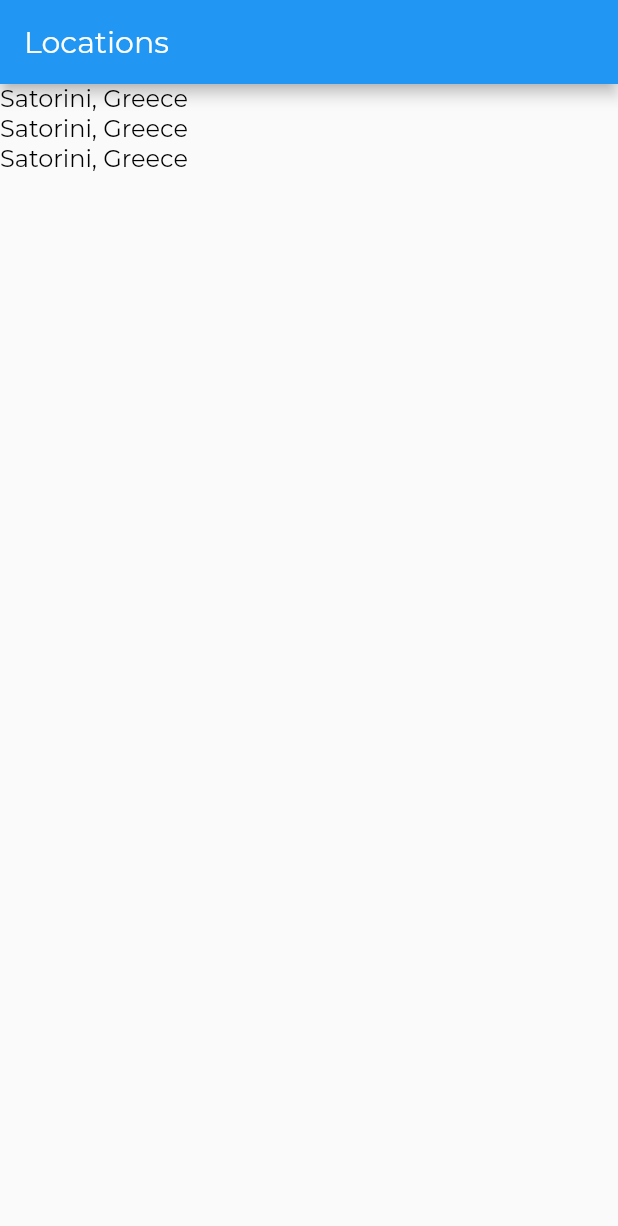
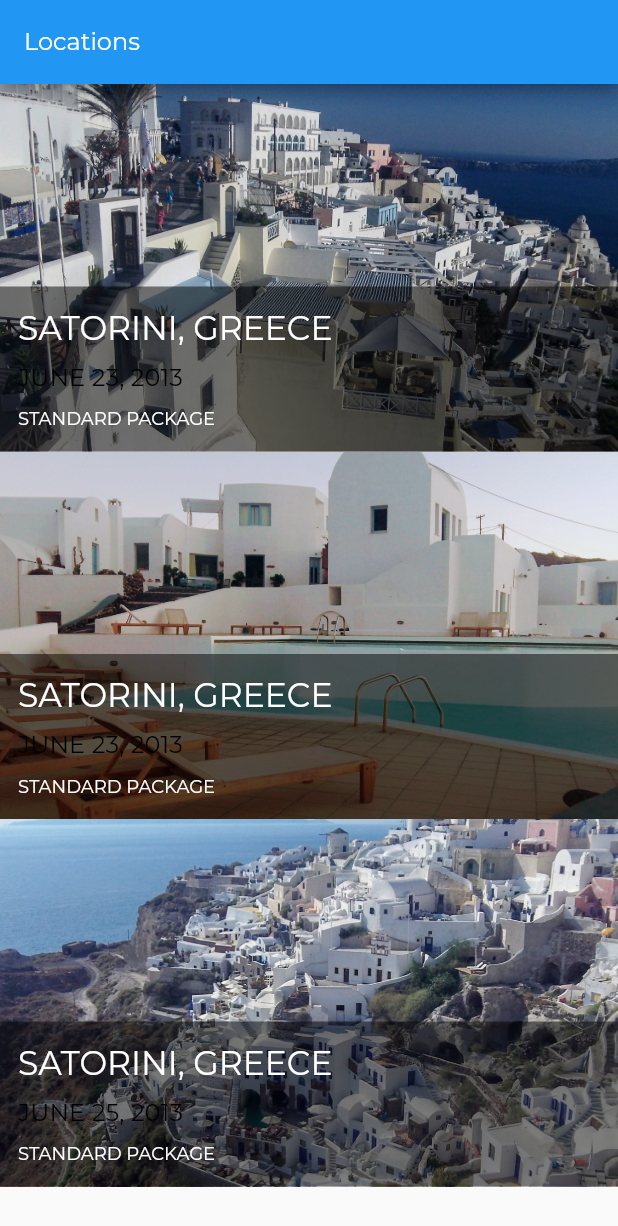
Before and after one commit to demkantor/flutter-tourism, a Flutter app: the screen it shows after launch, on a phone screen of 412 x 824 dp. Shown: the top 1226 px of the screen. Run offline on Flutter 3.47's test engine with Material 2 defaults, Android fonts, the phone set to English and light mode, and no system bars.

Commit message:
refactored code, moved images to home with overlayed text, added more cards

```diff
--- a/lib/app.dart
+++ b/lib/app.dart
@@ -42,6 +42,8 @@ class App extends StatelessWidget {
       textTheme: TextTheme(
         headline6: TitleTextStyle,
         bodyText2: Body2TextStyle,
+        caption: CaptionTextStyle,
+        subtitle2: Body1TextStyle,
       ),
     );
   }
--- a/lib/models/location.dart
+++ b/lib/models/location.dart
@@ -5,47 +5,63 @@ class Location {
   final int id;
   final String name;
   final String imagePath;
+  final String dateTaken;
+  final String tourPackageName;
   final List<LocationFact> facts;
 
-  Location(this.id, this.name, this.imagePath, this.facts);
+  Location({
+    this.id,
+    this.name,
+    this.imagePath,
+    this.dateTaken,
+    this.tourPackageName,
+    this.facts,
+  });
 
   static List<Location> fetchAll() {
     return [
       Location(
-        1,
-        'Satorini, Greece',
-        'assets/images/santorini.jpg',
-        [
-          LocationFact('Summary',
+        id: 1,
+        name: 'Satorini, Greece',
+        imagePath: 'assets/images/santorini.jpg',
+        dateTaken: 'June 23, 2013',
+        tourPackageName: 'Standard Package',
+        facts: [
+          LocationFact('How Satorini came to be',
               'Crescent-shaped Santorini (or Thíra), the precious gem of the Aegean, is actually a group of islands consisting of Thíra, Thirassiá, Asproníssi, Palea and Nea Kaméni in the southernmost part of Cyclades.'),
           LocationFact('The volcano is still active!',
               'Did you know that the whole complex of Santorini islands is still an active volcano (the same as Méthana, Mílos and Nísiros) and probably the only volcano in the world whose crater is in the sea? The islands that form Santorini came into existence as a result of intensive volcanic activity; twelve huge eruptions occurred, one every 20,000 years approximately, and each violent eruption caused the collapse of the volcano’s central part creating a large crater (caldera).'),
         ],
       ),
       Location(
-        2,
-        'Satorini, Greece',
-        'assets/images/santorini2.jpg',
-        [
-          LocationFact('Summary',
-              'Japan’s Mt. Fuji is an active volcano about 100 kilometers southwest of Tokyo. Commonly called “Fuji-san,” it’s the country’s tallest peak, at 3,776 meters. A pilgrimage site for centuries, it’s considered one of Japan’s 3 sacred mountains, and summit hikes remain a popular activity. Its iconic profile is the subject of numerous works of art, notably Edo Period prints by Hokusai and Hiroshige.'),
+        id: 2,
+        name: 'Satorini, Greece',
+        imagePath: 'assets/images/santorini2.jpg',
+        dateTaken: 'June 23, 2013',
+        tourPackageName: 'Standard Package',
+        facts: [
+          LocationFact('Explore the island’s towns',
+              'Firá is the picturesque capital of the island; perched high up on the edge of the Caldera, it looks like a marvellous painting.'),
           LocationFact('Did You Know',
-              'There are three cities that surround Mount Fuji: Gotemba, Fujiyoshida and Fujinomiya.'),
+              'Firá, together with Oia, Imerovígli and Firostefáni located high above on a cliff, make up the so-called “Caldera’s eyebrow”, the balcony of Santorini, which offers an amazing view of the volcano. '),
         ],
       ),
       Location(
-        3,
-        'Satorini, Greece',
-        'assets/images/santorini3.jpg',
-        [
-          LocationFact('Summary',
-              'While we could go on about the ethereal glow and seemingly endless heights of this bamboo grove on the outskirts of Kyoto, the sight\'s pleasures extend beyond the visual realm.'),
-          LocationFact('How to Get There',
-              'Kyoto airport, with several terminals, is located 16 kilometres south of the city and is also known as Kyoto. Kyoto can also be reached by transport links from other regional airports.'),
+        id: 3,
+        name: 'Satorini, Greece',
+        imagePath: 'assets/images/santorini3.jpg',
+        dateTaken: 'June 25, 2013',
+        tourPackageName: 'Standard Package',
+        facts: [
+          LocationFact('Searching for romance',
+              'Santorini is considered to be the most sought after place for a romantic getaway in Greece, since there are not many places in the world where you can enjoy exquisitely clear waters while perched on the rim of a massive active volcano in the middle of the sea!'),
+          LocationFact('Wedding Destinations',
+              'A trip to Santorini with the other half is a dream for anyone who has seen at least one photo of the island’s famous Caldera and exchanging kisses beneath Santorini’s famous sunset is the ultimate romantic experience!'),
         ],
       ),
     ];
   }
+
   static Location fetchById(int locationID) {
     List<Location> locations = Location.fetchAll();
     for (var i = 0; i < locations.length; i++) {
--- a/lib/screens/location_detail/location_detail.dart
+++ b/lib/screens/location_detail/location_detail.dart
@@ -1,7 +1,8 @@
 import 'package:flutter/material.dart';
 
 import './text_section.dart';
-import './image_banner.dart';
+import '../../widgets/image_banner.dart';
+import '../../widgets/location_tile.dart';
 import '../../models/location.dart';
 
 class LocationDetail extends StatelessWidget {
@@ -18,13 +19,19 @@ class LocationDetail extends StatelessWidget {
       appBar: AppBar(
         title: Text(location.name),
       ),
-      body: Column(
+      body: SingleChildScrollView(
+        child: Column(
           mainAxisAlignment: MainAxisAlignment.start,
           crossAxisAlignment: CrossAxisAlignment.stretch,
           children: [
-          ImageBanner(location.imagePath),
+            ImageBanner(assetPath: location.imagePath),
+            Padding(
+              padding: EdgeInsets.symmetric(vertical: 20.0, horizontal: 4.0),
+              child: LocationTile(location: location),
+            ),
           ]..addAll(
               textSections(location),
+            ),
         ),
       ),
     );
--- a/lib/screens/locations/locations.dart
+++ b/lib/screens/locations/locations.dart
@@ -1,6 +1,9 @@
 import 'package:flutter/material.dart';
+
+import '../../widgets/image_banner.dart';
 import '../../app.dart';
 import '../../models/location.dart';
+import './tile_overlay.dart';
 
 class Locations extends StatelessWidget {
   @override
@@ -11,22 +14,31 @@ class Locations extends StatelessWidget {
       appBar: AppBar(
         title: Text('Locations'),
       ),
-      body: ListView(
-        children: locations
-            .map(
-              (location) => GestureDetector(
-                onTap: () => _onLocationTap(context, location.id),
-                child: Container(
-                  child: Text(location.name),
-                ),
-              ),
-            )
-            .toList(),
+      body: ListView.builder(
+        itemCount: locations.length,
+        itemBuilder: (context, index) =>
+            _itemBuilder(context, locations[index]),
       ),
     );
   }
+
   _onLocationTap(BuildContext context, int locationID) {
     Navigator.pushNamed(context, LocationDetailRoute,
         arguments: {"id": locationID});
   }
+
+  Widget _itemBuilder(BuildContext context, Location location) {
+    return GestureDetector(
+      onTap: () => _onLocationTap(context, location.id),
+      child: Container(
+        height: 245.0,
+        child: Stack(
+          children: [
+            ImageBanner(assetPath: location.imagePath, height: 245.0),
+            TileOverlay(location),
+          ],
+        ),
+      ),
+    );
+  }
 }
--- /dev/null
+++ b/lib/screens/locations/tile_overlay.dart
@@ -0,0 +1,25 @@
+import 'package:flutter/material.dart';
+
+import '../../models/location.dart';
+import '../../widgets/location_tile.dart';
+
+class TileOverlay extends StatelessWidget {
+  final Location location;
+
+  TileOverlay(this.location);
+
+  @override
+  Widget build(BuildContext context) {
+    return Column(
+      mainAxisAlignment: MainAxisAlignment.end,
+      crossAxisAlignment: CrossAxisAlignment.stretch,
+      children: [
+        Container(
+          padding: EdgeInsets.symmetric(vertical: 5.0),
+          decoration: BoxDecoration(color: Colors.black.withOpacity(0.5)),
+          child: LocationTile(location: location, darkTheme: true),
+        ),
+      ],
+    );
+  }
+}
--- a/lib/style.dart
+++ b/lib/style.dart
@@ -1,9 +1,17 @@
 import 'package:flutter/material.dart';
 
-const LargeTextSize = 26.0;
-const MediumTextSize = 20.0;
-const BodyTextSize = 16.0;
+const LargeTextSize = 22.0;
+const MediumTextSize = 16.0;
+const SmallTextSize = 12.0;
+
 const String FontNameDefault = 'Montserrat';
+
+const Color TextColorDark = Colors.black;
+const Color TextColorLight = Colors.white;
+const Color TextColorAccent = Colors.red;
+const Color TextColorFaint = Color.fromRGBO(125, 125, 125, 1.0);
+
+const DefaultPaddingHorizontal = 12.0;
 
 const AppBarTextStyle = TextStyle(
   fontFamily: FontNameDefault,
@@ -22,6 +30,20 @@ const TitleTextStyle = TextStyle(
 const Body2TextStyle = TextStyle(
   fontFamily: FontNameDefault,
   fontWeight: FontWeight.w300,
-  fontSize: BodyTextSize,
+  fontSize: MediumTextSize,
   color: Colors.black,
 );
+
+const CaptionTextStyle = TextStyle(
+  fontFamily: FontNameDefault,
+  fontWeight: FontWeight.w300,
+  fontSize: SmallTextSize,
+  color: TextColorDark,
+);
+
+const Body1TextStyle = TextStyle(
+  fontFamily: FontNameDefault,
+  fontWeight: FontWeight.w300,
+  fontSize: MediumTextSize,
+  color: Colors.black,
+);
--- a/lib/screens/location_detail/image_banner.dart
+++ b/lib/widgets/image_banner.dart
@@ -1,19 +1,20 @@
 import 'package:flutter/material.dart';
 
 class ImageBanner extends StatelessWidget {
-  final String _assetPath;
+  final String assetPath;
+  final double height;
 
-  ImageBanner(this._assetPath);
+  ImageBanner({@required this.assetPath, this.height = 200.0});
 
   @override
   Widget build(BuildContext context) {
     return Container(
       constraints: BoxConstraints.expand(
-        height: 200.0,
+        height: height,
       ),
       decoration: BoxDecoration(color: Colors.grey),
       child: Image.asset(
-        _assetPath,
+        assetPath,
         fit: BoxFit.cover,
       ),
     );
--- /dev/null
+++ b/lib/widgets/location_tile.dart
@@ -0,0 +1,46 @@
+import 'package:flutter/material.dart';
+import '../models/location.dart';
+import '../style.dart';
+
+const LocationTileHeight = 100.0;
+
+class LocationTile extends StatelessWidget {
+  final Location location;
+  final bool darkTheme;
+
+  LocationTile({this.location, this.darkTheme = false});
+
+  @override
+  Widget build(BuildContext context) {
+    final textColor = this.darkTheme ? TextColorLight : TextColorDark;
+
+    return Container(
+      padding: EdgeInsets.symmetric(horizontal: DefaultPaddingHorizontal),
+      height: LocationTileHeight,
+      child: Column(
+        mainAxisAlignment: MainAxisAlignment.spaceEvenly,
+        crossAxisAlignment: CrossAxisAlignment.start,
+        children: [
+          Text(
+            location.name.toUpperCase(),
+            overflow: TextOverflow.ellipsis,
+            maxLines: 1,
+            style: Theme.of(context)
+                .textTheme
+                .headline6
+                .copyWith(color: textColor),
+          ),
+          Text(
+            location.dateTaken.toUpperCase(),
+            style: Theme.of(context).textTheme.subtitle2,
+          ),
+          Text(
+            location.tourPackageName.toUpperCase(),
+            style:
+                Theme.of(context).textTheme.caption.copyWith(color: textColor),
+          ),
+        ],
+      ),
+    );
+  }
+}
```
Lines whose indentation alone changed are shown as unchanged.
